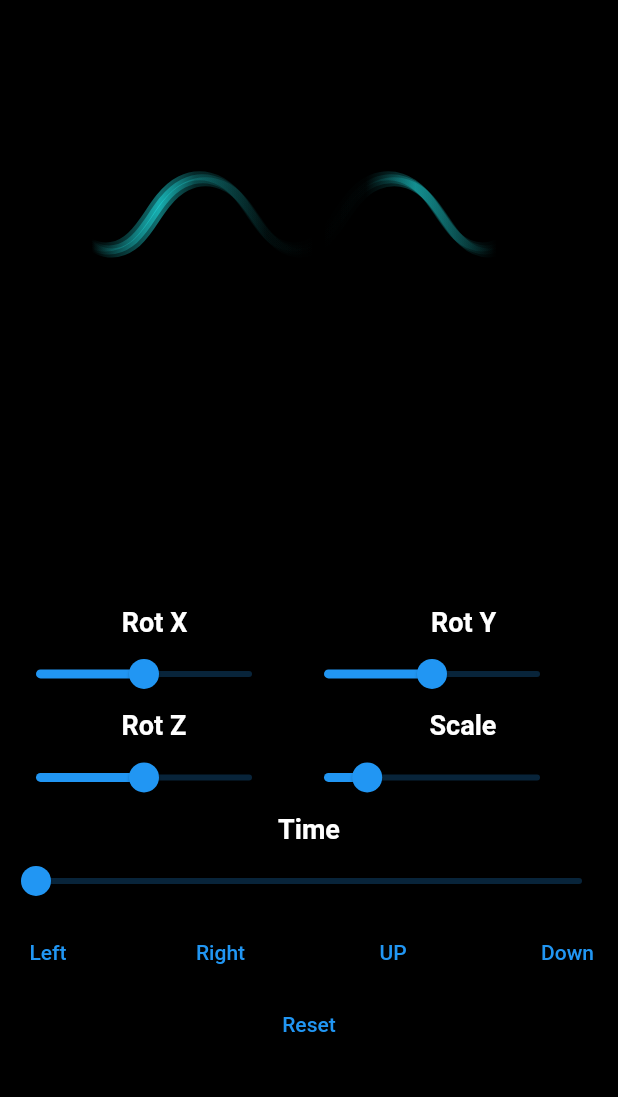
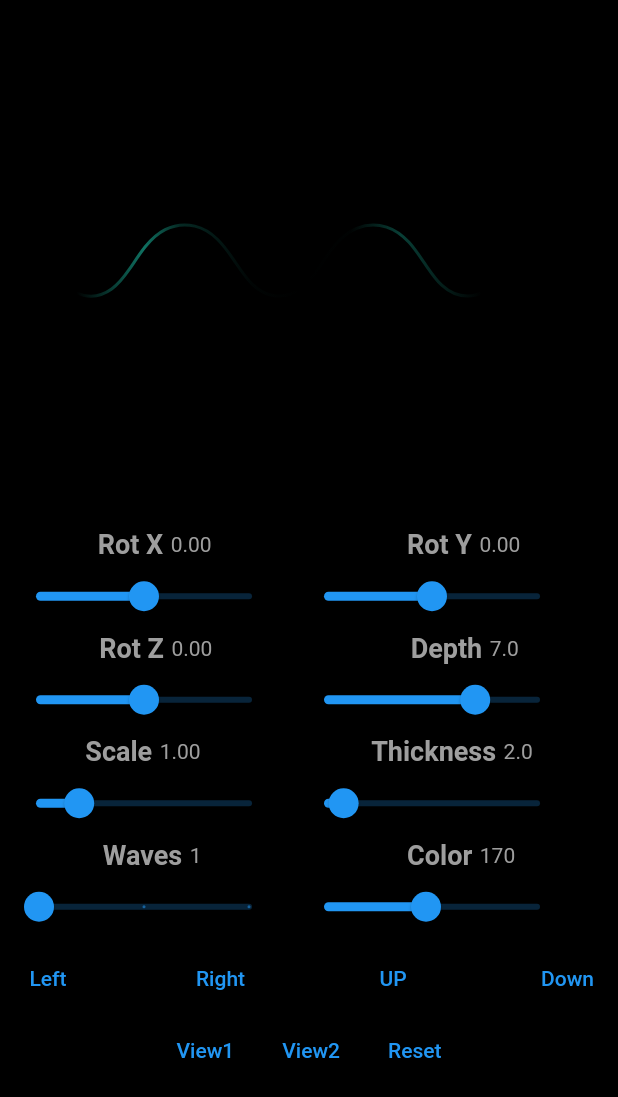
Before and after one commit to marco906/FloatingWaves, a Flutter app: the screen it shows after launch, after a tap on "Left", on a phone screen of 412 x 824 dp. Shown: the top 1097 px of the screen. Run offline on Flutter 3.47's test engine with Material 2 defaults, Android fonts, the phone set to English and light mode, and no system bars.

```diff
--- a/lib/wave_painter3.dart
+++ b/lib/wave_painter3.dart
@@ -16,13 +16,20 @@ class _WaveDemo3State extends State<WaveDemo3> with SingleTickerProviderStateMix
   double rotX = 0;
   double rotY = 0;
   double rotZ = 0;
+	double depth = 7.0;
   double scale = 1;
   double transX = 0;
-  double transY = 0;
+  double transY = 50;
+	double hue = 170;
+	double thickness = 2.0;
+	int waves = 1;
 
   final duration = 3000;
   late Animation<double> _animation;
   late AnimationController controller;
+
+  final textStyle = const TextStyle(fontSize: 18, fontWeight: FontWeight.bold, color: Colors.grey);
+  final textStyle2 = const TextStyle(fontSize: 14, fontWeight: FontWeight.normal, color: Colors.grey);
 
   @override
   void initState() {
@@ -32,6 +39,25 @@ class _WaveDemo3State extends State<WaveDemo3> with SingleTickerProviderStateMix
     controller.addStatusListener((status) {
       setAnimationForStatus(status);
     });
+  }
+
+  @override
+  void dispose() {
+    controller.dispose();
+    super.dispose();
+  }
+
+  void setAnimationForStatus(AnimationStatus status) {
+    switch (status) {
+      case AnimationStatus.completed:
+        controller.reset();
+        break;
+      case AnimationStatus.dismissed:
+        controller.forward();
+        break;
+      default:
+        break;
+    }
   }
 
   @override
@@ -48,15 +74,27 @@ class _WaveDemo3State extends State<WaveDemo3> with SingleTickerProviderStateMix
               builder: (context, nil) {
                 return CustomPaint(
                   size: Size(width, (width * 0.18)),
-                  painter: WavePainter3(controller.value, rotX, rotY, rotZ, scale, transX, transY),
+                  painter: WavePainter3(controller.value, rotX, rotY, rotZ, scale, transX, transY, depth, hue, thickness, waves),
                 );
               }),
           Column(
             mainAxisAlignment: MainAxisAlignment.end,
             children: [
-              Row(mainAxisAlignment: MainAxisAlignment.spaceAround, children: const [
-                Text('Rot X', style: TextStyle(fontSize: 18, fontWeight: FontWeight.bold, color: Colors.white)),
-                Text('Rot Y', style: TextStyle(fontSize: 18, fontWeight: FontWeight.bold, color: Colors.white)),
+              Row(mainAxisAlignment: MainAxisAlignment.spaceAround, children: [
+                Row(
+                  children: [
+                    Text('Rot X', style: textStyle),
+                    const SizedBox(width: 5),
+                    Text(rotX.toStringAsFixed(2), style: textStyle2)
+                  ],
+                ),
+                Row(
+                  children: [
+                    Text('Rot Y', style: textStyle),
+                    const SizedBox(width: 5),
+                    Text(rotY.toStringAsFixed(2), style: textStyle2)
+                  ],
+                ),
               ]),
               Row(
                 children: [
@@ -80,9 +118,21 @@ class _WaveDemo3State extends State<WaveDemo3> with SingleTickerProviderStateMix
                       }),
                 ],
               ),
-              Row(mainAxisAlignment: MainAxisAlignment.spaceAround, children: const [
-                Text('Rot Z', style: TextStyle(fontSize: 18, fontWeight: FontWeight.bold, color: Colors.white)),
-                Text('Scale', style: TextStyle(fontSize: 18, fontWeight: FontWeight.bold, color: Colors.white)),
+              Row(mainAxisAlignment: MainAxisAlignment.spaceAround, children: [
+                Row(
+                  children: [
+                    Text('Rot Z', style: textStyle),
+                    const SizedBox(width: 5),
+                    Text(rotZ.toStringAsFixed(2), style: textStyle2)
+                  ],
+                ),
+                Row(
+                  children: [
+                    Text('Depth', style: textStyle),
+                    const SizedBox(width: 5),
+                    Text(depth.toStringAsFixed(1), style: textStyle2)
+                  ],
+                ),
               ]),
               Row(
                 children: [
@@ -96,6 +146,35 @@ class _WaveDemo3State extends State<WaveDemo3> with SingleTickerProviderStateMix
                         });
                       }),
                   Slider(
+                      value: depth,
+                      min: 0,
+                      max: 10,
+                      onChanged: (double value) {
+                        setState(() {
+                          depth = value;
+                        });
+                      }),
+                ],
+              ),
+              Row(mainAxisAlignment: MainAxisAlignment.spaceAround, children: [
+                Row(
+                  children: [
+                    Text('Scale', style: textStyle),
+                    const SizedBox(width: 5),
+                    Text(scale.toStringAsFixed(2), style: textStyle2)
+                  ],
+                ),
+                Row(
+                  children: [
+                    Text('Thickness', style: textStyle),
+                    const SizedBox(width: 5),
+                    Text(thickness.toStringAsFixed(1), style: textStyle2)
+                  ],
+                ),
+              ]),
+              Row(
+                children: [
+                  Slider(
                       value: scale,
                       min: 0,
                       max: 5,
@@ -104,58 +183,90 @@ class _WaveDemo3State extends State<WaveDemo3> with SingleTickerProviderStateMix
                           scale = value;
                         });
                       }),
+                  Slider(
+                      value: thickness,
+                      min: 1,
+                      max: 12,
+                      onChanged: (double value) {
+                        setState(() {
+                          thickness = value;
+                        });
+                      }),
                 ],
               ),
-              Text('Time', style: TextStyle(fontSize: 18, fontWeight: FontWeight.bold, color: Colors.white)),
+
+							Row(mainAxisAlignment: MainAxisAlignment.spaceAround, children: [
+                Row(
+                  children: [
+                    Text('Waves', style: textStyle),
+                    const SizedBox(width: 5),
+                    Text(waves.toStringAsFixed(0), style: textStyle2)
+                  ],
+                ),
+                Row(
+                  children: [
+                    Text('Color', style: textStyle),
+                    const SizedBox(width: 5),
+                    Text(hue.toStringAsFixed(0), style: textStyle2)
+                  ],
+                ),
+              ]),
+              Row(
+                children: [
                   Slider(
-                  value: time,
-                  min: 0,
-                  max: 1,
+                      value: waves.toDouble(),
+                      min: 1,
+                      max: 3,
+											divisions: 2,
                       onChanged: (double value) {
                         setState(() {
-                      time = value;
+                          waves = value.toInt();
                         });
                       }),
+                  Slider(
+                      value: hue,
+                      min: 0,
+                      max: 360,
+                      onChanged: (double value) {
+                        setState(() {
+                          hue = value;
+                        });
+                      }),
+                ],
+              ),
+
+							translateButtons,
 
               Row(
-                mainAxisAlignment: MainAxisAlignment.spaceBetween,
+								mainAxisAlignment: MainAxisAlignment.center,
                 children: [
                   OutlinedButton(
                     onPressed: () {
                       setState(() {
-                    transX = transX - 10;
+												rotX = -0.42;
+												rotY = -0.26;
+												rotZ = -0.49;
+												depth = 7.0;
+												scale = 3.38;
+												transX = 0;
+												transY = 50;
                       });
                     },
-                child: Text("Left"),
+                    child: Text("View1"),
                   ),
 									OutlinedButton(
                     onPressed: () {
                       setState(() {
-                    transX = transX + 10;
+                        scale = 5.0;
+                        rotX = -0.51;
+                        rotY = 0;
+                        rotZ = -1.16;
+                        transX = 0;
+                        transY = 200;
                       });
                     },
-                child: Text("Right"),
+                    child: Text("View2"),
                   ),
-                OutlinedButton(
-                onPressed: () {
-                  setState(() {
-                    transY = transY - 10;
-                  });
-                },
-                child: Text("UP"),
-              ),
-                OutlinedButton(
-                onPressed: () {
-                  setState(() {
-                    transY = transY + 10;
-                  });
-                },
-                child: Text("Down")
-                )
-              ],
-
-              ),
-
 									OutlinedButton(
                     onPressed: () {
                       setState(() {
@@ -168,6 +279,8 @@ class _WaveDemo3State extends State<WaveDemo3> with SingleTickerProviderStateMix
                       });
                     },
                     child: Text("Reset"),
+                  ),
+                ],
               )
             ],
           )
@@ -176,23 +289,44 @@ class _WaveDemo3State extends State<WaveDemo3> with SingleTickerProviderStateMix
     );
   }
 
-  @override
-  void dispose() {
-    controller.dispose();
-    super.dispose();
-  }
-
-  void setAnimationForStatus(AnimationStatus status) {
-    switch (status) {
-      case AnimationStatus.completed:
-        controller.reset();
-        break;
-      case AnimationStatus.dismissed:
-        controller.forward();
-        break;
-      default:
-        break;
-    }
+  Widget get translateButtons
+  {
+    return Row(
+    mainAxisAlignment: MainAxisAlignment.spaceBetween,
+    children: [
+    OutlinedButton(
+    onPressed: () {
+      setState(() {
+        transX = transX - 20;
+      });
+    },
+    child: Text("Left"),
+    ),
+    OutlinedButton(
+    onPressed: () {
+      setState(() {
+        transX = transX + 20;
+      });
+    },
+    child: Text("Right"),
+    ),
+    OutlinedButton(
+    onPressed: () {
+      setState(() {
+        transY = transY - 20;
+      });
+    },
+    child: Text("UP"),
+    ),
+    OutlinedButton(
+    onPressed: () {
+      setState(() {
+        transY = transY + 20;
+      });
+    },
+    child: Text("Down")
+    )
+    ]);
   }
 }
 
@@ -205,8 +339,12 @@ class WavePainter3 extends CustomPainter {
   final double scale;
   final double transX;
   final double transY;
+	final double depth;
+	final double hue;
+	final double thickness;
+	final int waves;
 
-  WavePainter3(this.time, this.rotX, this.rotY, this.rotZ, this.scale, this.transX, this.transY);
+  WavePainter3(this.time, this.rotX, this.rotY, this.rotZ, this.scale, this.transX, this.transY, this.depth, this.hue, this.thickness, this.waves);
 
   @override
   void paint(Canvas canvas, Size size) {
@@ -215,13 +353,14 @@ class WavePainter3 extends CustomPainter {
       ..style = PaintingStyle.stroke
       ..strokeJoin = StrokeJoin.round
       ..strokeCap = StrokeCap.round
-      ..strokeWidth = 6;
+      ..strokeWidth = thickness;
 
 		int alphaForFraction(double fraction) {
 			return ((sin((time * 2 * pi + 1.6* pi) - (0.5 * pi) + (fraction * pi)) + 1) * 0.5 * 200).toInt();
 		}
 
-    final Color baseColor = Color.fromARGB(255, 33, 240, 243);
+    const Color baseColor = Color.fromARGB(255, 33, 240, 243);
+		final Color modColor = increaseColorHue(baseColor, hue);
 
     //final List<double> gradientStops = List.generate(10, (index) => index * 0.11);
     final List<double> gradientStops = [
@@ -233,18 +372,18 @@ class WavePainter3 extends CustomPainter {
     ];
 
     final gradient = ui.Gradient.linear(Offset(0, size.height * 0.5), Offset(size.width, size.height * 0.5), [
-      baseColor.withAlpha(0),
-      baseColor.withAlpha(0),
+     	modColor.withAlpha(0),
+      modColor.withAlpha(0),
       //baseColor.withAlpha(alphaForFraction(0.120)),
-      baseColor.withAlpha(alphaForFraction(0.0)),
-      baseColor.withAlpha(alphaForFraction(0.25)),
-			baseColor.withAlpha(alphaForFraction(0.450)),
-      baseColor.withAlpha(alphaForFraction(0.550)),
-			baseColor.withAlpha(alphaForFraction(0.650)),
-      baseColor.withAlpha(alphaForFraction(0.95)),
+      modColor.withAlpha(alphaForFraction(0.0)),
+      modColor.withAlpha(alphaForFraction(0.25)),
+			modColor.withAlpha(alphaForFraction(0.450)),
+      modColor.withAlpha(alphaForFraction(0.550)),
+			modColor.withAlpha(alphaForFraction(0.650)),
+      modColor.withAlpha(alphaForFraction(0.95)),
 			//baseColor.withAlpha(alphaForFraction(0.900)),
-      baseColor.withAlpha(0),
-      baseColor.withAlpha(0),
+      modColor.withAlpha(0),
+      modColor.withAlpha(0),
       // Color.fromARGB(255, 237, 244, 19),
       // Color.fromARGB(0, 255, 255, 255),
     ], gradientStops);
@@ -260,14 +399,12 @@ class WavePainter3 extends CustomPainter {
     final depthMatrix = Matrix4.identity()
       ..setEntry(3, 0, 0.000)
       ..setEntry(3, 1, 0.000)
-      ..setEntry(3, 2, 0.007);
+      ..setEntry(3, 2, depth / 1000);
 
     // transform canvas space
     canvas.translate(transX, transY);
     canvas.transform(depthMatrix.storage);
     canvas.transform(rotationMatrix.storage);
-
-
 
     // create path
     final double scaleValue = (sin(2*pi*time) * 0.05) + 1;
@@ -278,26 +415,31 @@ class WavePainter3 extends CustomPainter {
 
     final Path path_0 = createWavePath(size);
     //final Path modPath_0 = path_0.shift(Offset(transX, transY));
-    canvas.drawPath(path_0, paint0);
 
-
-    // create path
-    //final pathOffset_1 = offset * sin(time * 2 * pi);
-    final path_1 = path_0.shift(Offset(2, 2));
-    canvas.drawPath(path_1, paint0);
-
-        // create path
-    //final pathOffset_2 = 2 * offset * sin(time * 2 * pi);
-    final path_2 = path_0.shift(Offset(4, 4));
-    canvas.drawPath(path_2, paint0);
+		const double offsetVal = 2.0;
+		for (var w = 0; w < waves; w++)
+		{
+			final offset = Offset(w * offsetVal, w * offsetVal);
+		  final path = path_0.shift(offset);
+			canvas.drawPath(path, paint0);
+		}
   }
 
   @override
-  bool shouldRepaint(covariant CustomPainter oldDelegate) {
-    return true;
+  bool shouldRepaint(covariant WavePainter3 oldDelegate)
+	{
+    return oldDelegate.time != time;
   }
 
-  Path createWavePath(Size size) {
+	Color increaseColorHue(Color color, double increment)
+	{
+		var hslColor = HSLColor.fromColor(color);
+		var newValue = min(max(hslColor.lightness + increment, 0.0), 360.0);
+		return hslColor.withHue(newValue).toColor();
+	}
+
+  Path createWavePath(Size size)
+	{
     final path_0 = Path();
     path_0.moveTo(size.width * 0.9816266, size.height * 0.6732048);
     path_0.cubicTo(size.width * 0.9699056, size.height * 0.8037976, size.width * 0.9457210, size.height * 0.8865714, size.width * 0.9192232,
```
Lines whose indentation alone changed are shown as unchanged.
